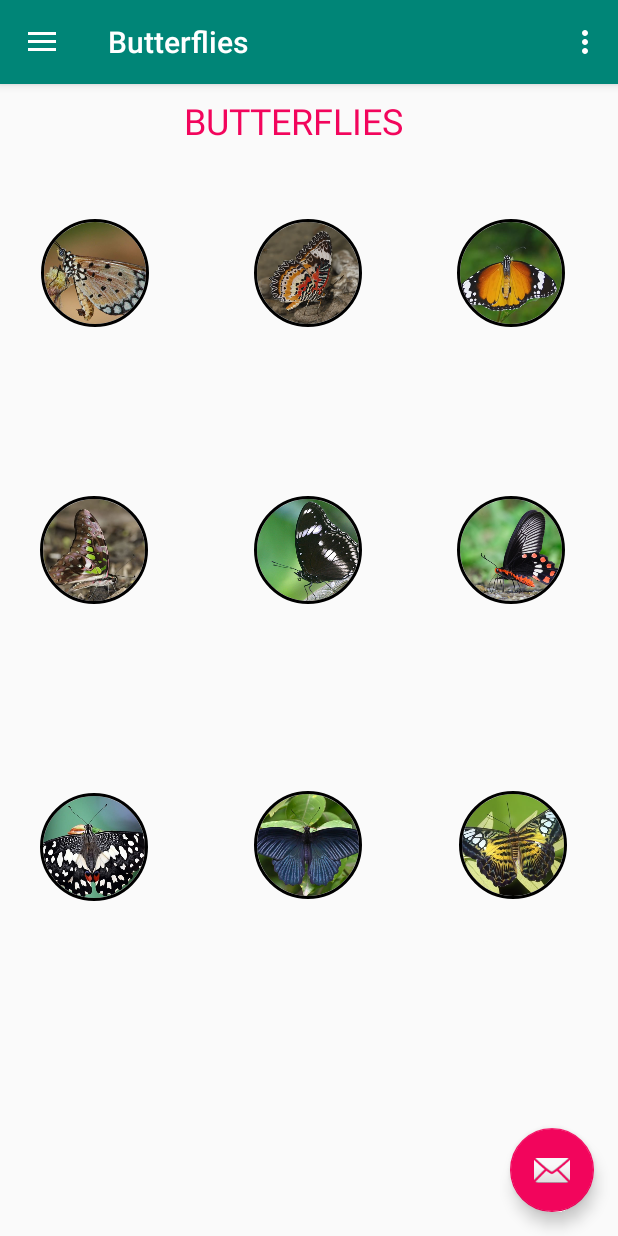
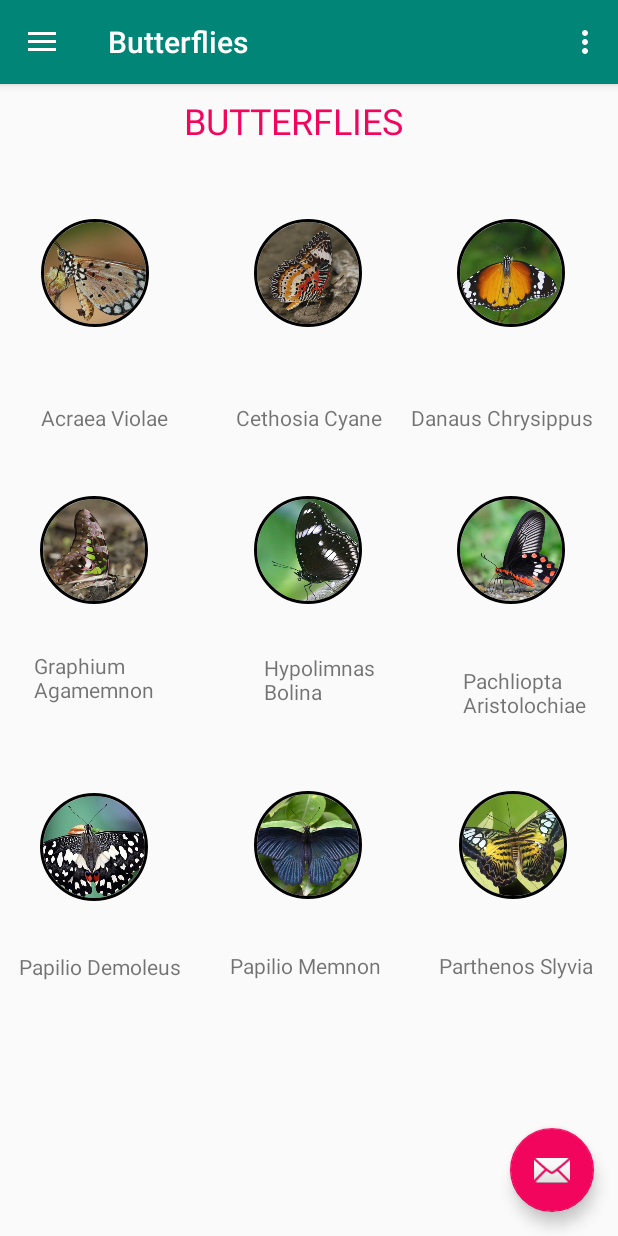
Before and after one commit to ShaGodG/TheButterflyCorner3, an Android app: the butterfly_db screen opened directly, with no data from a screen before it, on a phone screen of 412 x 824 dp. Run offline under Robolectric (Android 15) with nearby library versions, the phone set to English and light mode, and no system bars; our stand-ins replace CircleImageView.

```diff
--- a/app/src/main/AndroidManifest.xml
+++ b/app/src/main/AndroidManifest.xml
@@ -9,6 +9,10 @@
         android:roundIcon="@mipmap/ic_launcher_round"
         android:supportsRtl="true"
         android:theme="@style/AppTheme">
+        <activity
+            android:name=".number_of_players"
+            android:label="@string/title_activity_number_of_players"
+            android:theme="@style/AppTheme.NoActionBar"></activity>
         <activity
             android:name=".parthenos_slyvia"
             android:label="@string/title_activity_parthenos_slyvia"
--- a/app/src/main/res/layout/content_butterfly_db.xml
+++ b/app/src/main/res/layout/content_butterfly_db.xml
@@ -218,4 +218,111 @@
         app:layout_constraintTop_toTopOf="parent"
         app:layout_constraintVertical_bias="0.681" />
 
+    <TextView
+        android:id="@+id/textView139"
+        android:layout_width="wrap_content"
+        android:layout_height="wrap_content"
+        android:text="@string/title_activity_acraea_violae"
+        app:layout_constraintBottom_toBottomOf="parent"
+        app:layout_constraintEnd_toEndOf="parent"
+        app:layout_constraintHorizontal_bias="0.083"
+        app:layout_constraintStart_toStartOf="parent"
+        app:layout_constraintTop_toTopOf="parent"
+        app:layout_constraintVertical_bias="0.284" />
+
+    <TextView
+        android:id="@+id/textView140"
+        android:layout_width="wrap_content"
+        android:layout_height="wrap_content"
+        android:text="@string/title_activity_cethosia_cyane"
+        app:layout_constraintBottom_toBottomOf="parent"
+        app:layout_constraintEnd_toEndOf="parent"
+        app:layout_constraintStart_toStartOf="parent"
+        app:layout_constraintTop_toTopOf="parent"
+        app:layout_constraintVertical_bias="0.284" />
+
+    <TextView
+        android:id="@+id/textView141"
+        android:layout_width="wrap_content"
+        android:layout_height="wrap_content"
+        android:text="@string/title_activity_danaus__chrysippus"
+        app:layout_constraintBottom_toBottomOf="parent"
+        app:layout_constraintEnd_toEndOf="parent"
+        app:layout_constraintHorizontal_bias="0.945"
+        app:layout_constraintStart_toStartOf="parent"
+        app:layout_constraintTop_toTopOf="parent"
+        app:layout_constraintVertical_bias="0.284" />
+
+    <TextView
+        android:id="@+id/textView142"
+        android:layout_width="90dp"
+        android:layout_height="46dp"
+        android:text="@string/title_activity_graphium__agamemnon"
+        app:layout_constraintBottom_toBottomOf="parent"
+        app:layout_constraintEnd_toEndOf="parent"
+        app:layout_constraintHorizontal_bias="0.071"
+        app:layout_constraintStart_toStartOf="parent"
+        app:layout_constraintTop_toTopOf="parent"
+        app:layout_constraintVertical_bias="0.524" />
+
+    <TextView
+        android:id="@+id/textView143"
+        android:layout_width="87dp"
+        android:layout_height="34dp"
+        android:text="@string/title_activity_hypolimnas_bolina"
+        app:layout_constraintBottom_toBottomOf="parent"
+        app:layout_constraintEnd_toEndOf="parent"
+        app:layout_constraintHorizontal_bias="0.542"
+        app:layout_constraintStart_toStartOf="parent"
+        app:layout_constraintTop_toTopOf="parent"
+        app:layout_constraintVertical_bias="0.517" />
+
+    <TextView
+        android:id="@+id/textView144"
+        android:layout_width="85dp"
+        android:layout_height="47dp"
+        android:text="@string/title_activity_pachliopta_aristolochiae"
+        app:layout_constraintBottom_toBottomOf="parent"
+        app:layout_constraintEnd_toEndOf="parent"
+        app:layout_constraintHorizontal_bias="0.945"
+        app:layout_constraintStart_toStartOf="parent"
+        app:layout_constraintTop_toTopOf="parent"
+        app:layout_constraintVertical_bias="0.538" />
+
+    <TextView
+        android:id="@+id/textView145"
+        android:layout_width="wrap_content"
+        android:layout_height="wrap_content"
+        android:text="@string/title_activity_papilio_demoleus"
+        app:layout_constraintBottom_toBottomOf="parent"
+        app:layout_constraintEnd_toEndOf="parent"
+        app:layout_constraintHorizontal_bias="0.042"
+        app:layout_constraintStart_toStartOf="parent"
+        app:layout_constraintTop_toTopOf="parent"
+        app:layout_constraintVertical_bias="0.773" />
+
+    <TextView
+        android:id="@+id/textView146"
+        android:layout_width="wrap_content"
+        android:layout_height="wrap_content"
+        android:text="@string/title_activity_papilio_memnon"
+        app:layout_constraintBottom_toBottomOf="parent"
+        app:layout_constraintEnd_toEndOf="parent"
+        app:layout_constraintHorizontal_bias="0.493"
+        app:layout_constraintStart_toStartOf="parent"
+        app:layout_constraintTop_toTopOf="parent"
+        app:layout_constraintVertical_bias="0.772" />
+
+    <TextView
+        android:id="@+id/textView147"
+        android:layout_width="wrap_content"
+        android:layout_height="wrap_content"
+        android:text="@string/title_activity_parthenos_slyvia"
+        app:layout_constraintBottom_toBottomOf="parent"
+        app:layout_constraintEnd_toEndOf="parent"
+        app:layout_constraintHorizontal_bias="0.948"
+        app:layout_constraintStart_toStartOf="parent"
+        app:layout_constraintTop_toTopOf="parent"
+        app:layout_constraintVertical_bias="0.772" />
+
 </android.support.constraint.ConstraintLayout>
--- a/app/src/main/res/values/strings.xml
+++ b/app/src/main/res/values/strings.xml
@@ -29,4 +29,5 @@
     <string name="title_activity_papilio_demoleus">Papilio Demoleus</string>
     <string name="title_activity_papilio_memnon">Papilio Memnon</string>
     <string name="title_activity_parthenos_slyvia">Parthenos Slyvia</string>
+    <string name="title_activity_number_of_players">Number Of Players</string>
 </resources>
```
Also changed, not shown: app/src/main/java/com/tbg/www/thebutterflycorner/MainActivity.java (+9 -0 lines), app/src/main/java/com/tbg/www/thebutterflycorner/number_of_players.java (added, +29 -0 lines), app/src/main/res/layout/activity_number_of_players.xml (added, +33 -0 lines).
